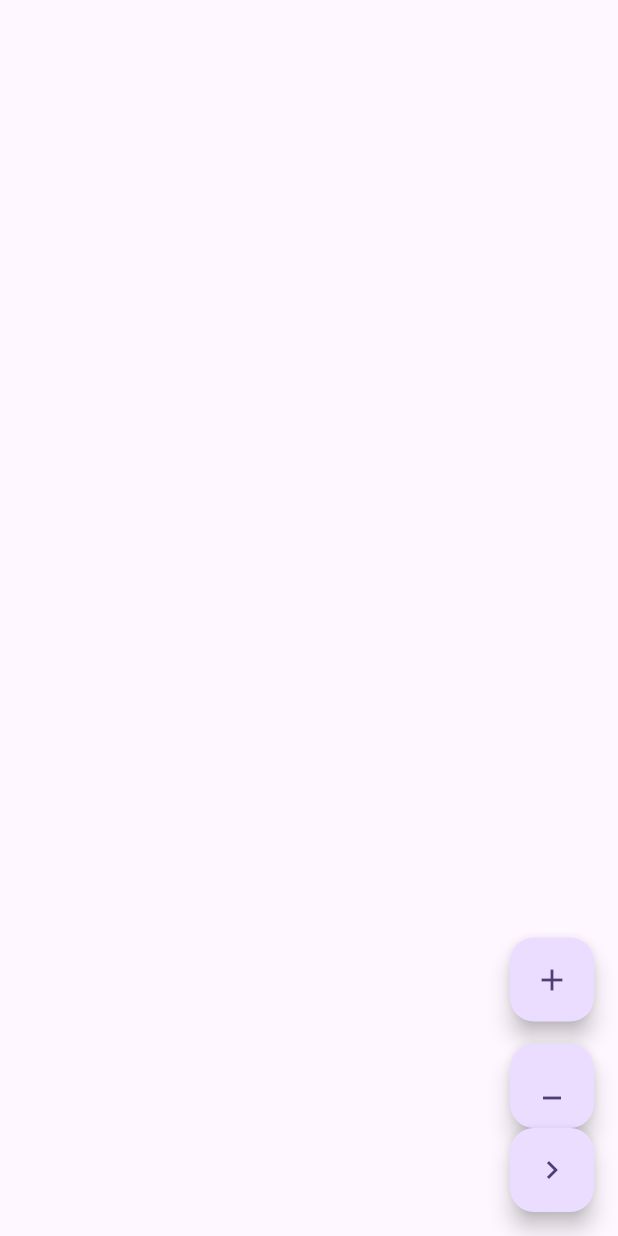
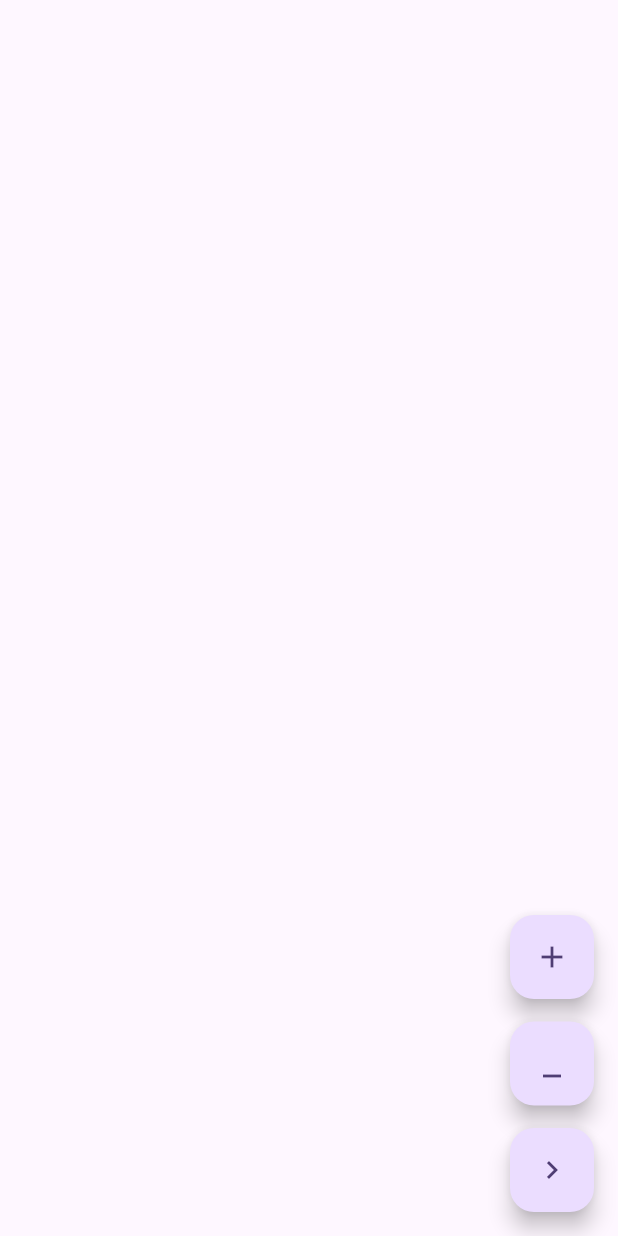
Before and after one commit to Abdillamit/Flutter_Bloc, a Flutter app: the screen it shows after launch, after a tap on the "navigate next" icon, on a phone screen of 412 x 824 dp. Run offline on Flutter 3.47's test engine with Material 3 defaults, Android fonts, the phone set to English and light mode, and no system bars; our stand-ins replace flutter_bloc.

Commit message:
done inc cubit

```diff
--- /dev/null
+++ b/lib/bloc/counter_bloc.dart
@@ -0,0 +1,7 @@
+import 'package:flutter_bloc/flutter_bloc.dart';
+
+class CounterIncrimented {}
+
+class CounterBloc extends Bloc<CounterIncrimented, int> {
+  CounterBloc() : super(0);
+}
--- a/lib/inc_dnc_page.dart
+++ b/lib/inc_dnc_page.dart
@@ -31,6 +31,9 @@ class IncDecPage extends StatelessWidget {
             tooltip: 'Decrement',
             child: const Icon(Icons.minimize),
           ),
+          const SizedBox(
+            height: 15,
+          ),
           FloatingActionButton(
             heroTag: null,
             onPressed: () {
--- a/lib/main.dart
+++ b/lib/main.dart
@@ -1,3 +1,4 @@
+import 'package:counter_blc/bloc/counter_bloc.dart';
 import 'package:counter_blc/cubit/counter_cubit.dart';
 import 'package:counter_blc/home_page.dart';
 import 'package:flutter/material.dart';
@@ -14,6 +15,8 @@ class MyApp extends StatelessWidget {
   Widget build(BuildContext context) {
     return BlocProvider(
         create: (_) => CounterCubit(),
+        child: BlocProvider(
+          create: (_) => CounterBloc(),
           child: MaterialApp(
             title: 'Flutter Demo',
             theme: ThemeData(
@@ -22,6 +25,6 @@ class MyApp extends StatelessWidget {
             ),
             home: const MyHomePage(title: 'Flutter Demo Home Page'),
           ),
-    );
+        ));
   }
 }
```
Lines whose indentation alone changed are shown as unchanged.
